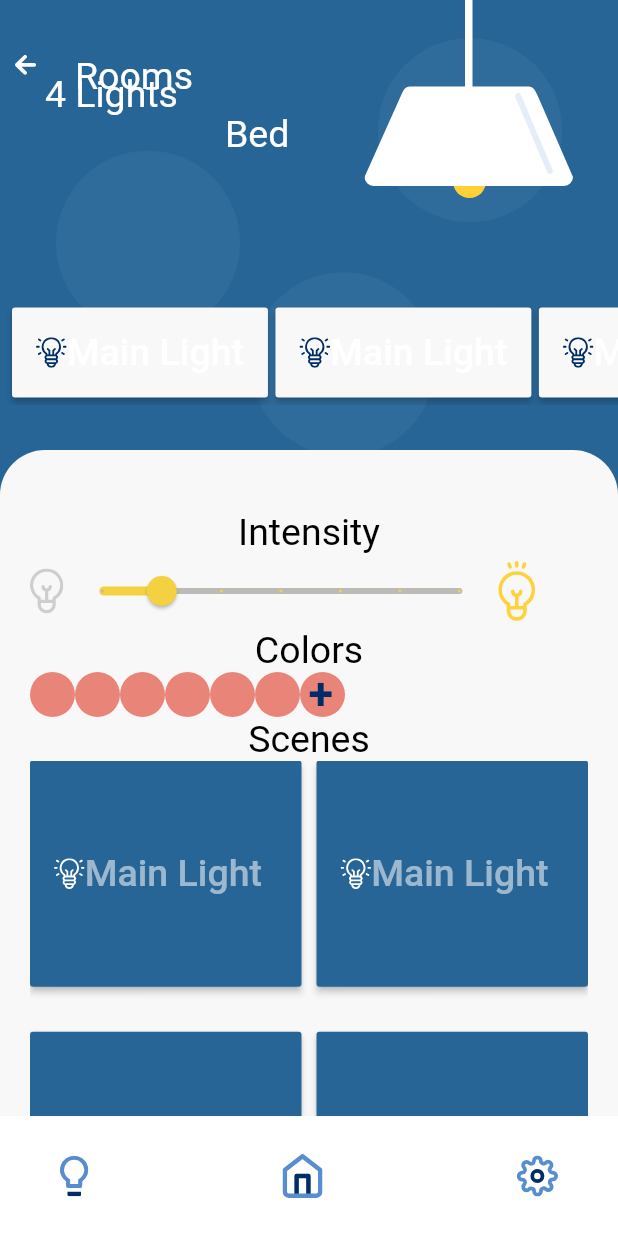
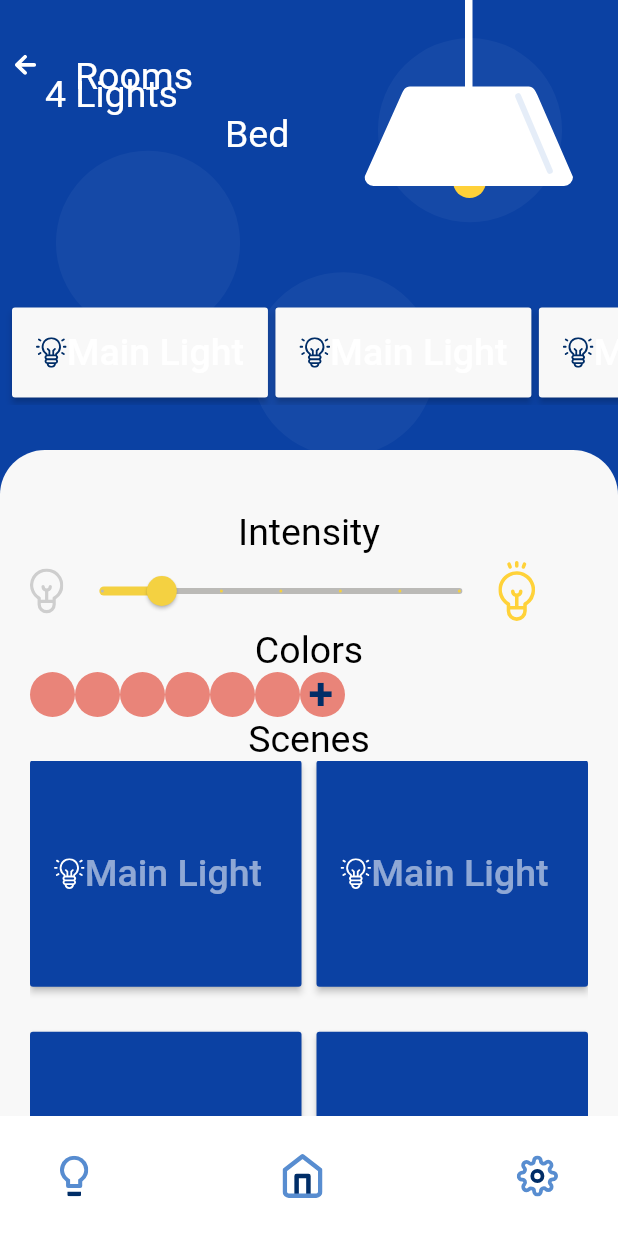
Before and after one commit to saummya-arch/TestApp, a Flutter app: the screen it shows after launch, after a tap on "Bed Room", on a phone screen of 412 x 824 dp. Run offline on Flutter 3.47's test engine with Material 2 defaults, Android fonts, the phone set to English and light mode, and no system bars; our stand-ins replace flutter_svg.

Commit message:
Third Commit

```diff
--- a/lib/helper/constants.dart
+++ b/lib/helper/constants.dart
@@ -1,7 +1,8 @@
 import 'package:flutter/material.dart';
 
 const kPrimaryColor = Color(0xFFF8F8F8); //white
-const kAccentColor = Color(0xFF276596); //indigo
+const kAccentColor = Color(0xFF0B41A3); //indigo
 const kShadowColor = Color(0xFFE6E6E6);
-const kActiveColor = Color(0xFFF4D141);//active slider color
-const kInactiveColor = Color(0xFFBBBAB7);//inactive color slider
+const kActiveColor = Color(0xFFF4D141); //active slider color
+const kInactiveColor = Color(0xFFBBBAB7); //inactive color slider
+//FF07429f
--- a/lib/views/first_page.dart
+++ b/lib/views/first_page.dart
@@ -38,15 +38,12 @@ class _FirstPageState extends State<FirstPage> {
             child: SvgPicture.asset("assets/user.svg"),
           ),
 
-
-
           Positioned(
             left: size.height * 0.02,
             top: size.height * 0.07,
             //height: size.height * 0.4,
             child: Text("Control"),
           ),
-
 
           Positioned(
             left: size.height * 0.02,
@@ -55,12 +52,10 @@ class _FirstPageState extends State<FirstPage> {
             child: Text("Panel"),
           ),
 
-
-
           // second container
           Container(
             margin: const EdgeInsets.only(top: 180.0),
-              padding: EdgeInsets.only(left: 20.0, right: 20.0, top: 40.0),
+            padding: EdgeInsets.only(left: 25.0, right: 25.0, top: 40.0),
             height: size.height * 60,
             decoration: BoxDecoration(
               color: kPrimaryColor,
@@ -129,11 +124,15 @@ class _FirstPageState extends State<FirstPage> {
             ),
           ),
           Positioned(
-              left: size.height * 0.05,
+            left: size.height * 0.035,
             top: size.height * 0.25,
-              child: Text("All Rooms",
+            child: Text(
+              "All Rooms",
               style: TextStyle(
-                  decoration: null, fontSize: 22.0, color: Colors.black),
+                  decoration: null,
+                  fontSize: 19.0,
+                  color: kAccentColor,
+                  fontWeight: FontWeight.bold),
             ),
           ),
           //),
--- a/lib/widgets/category_card.dart
+++ b/lib/widgets/category_card.dart
@@ -16,15 +16,17 @@ class CategoryCard extends StatelessWidget {
     return ClipRRect(
       borderRadius: BorderRadius.circular(13),
       child: Container(
+        height: 30.0,
+        width: 15.0,
         decoration: BoxDecoration(
           color: Colors.white,
           borderRadius: BorderRadius.circular(13),
           boxShadow: [
             BoxShadow(
               offset: Offset(0, 17),
-              blurRadius: 17,
+              blurRadius: 17.0,
               spreadRadius: -23,
-              color: kShadowColor,
+              color: Color.fromRGBO(143, 148, 251, 0.2),
             ),
           ],
         ),
@@ -32,13 +34,18 @@ class CategoryCard extends StatelessWidget {
           color: Colors.transparent,
           child: InkWell(
             onTap: press,
-            child: Padding(
-              padding: const EdgeInsets.all(20.0),
+            child: Container(
+              alignment: Alignment.topLeft,
+              padding: const EdgeInsets.only(left: 12.0),
               child: Column(
                 children: <Widget>[
-                  Spacer(),
+                  Padding(
+                    padding: const EdgeInsets.only(top: 5.0),
+                  ),
                   SvgPicture.asset(svgSrc),
-                  Spacer(),
+                  Padding(
+                    padding: const EdgeInsets.only(top: 2.0),
+                  ),
                   Text(
                     title,
                     textAlign: TextAlign.center,
@@ -47,7 +54,6 @@ class CategoryCard extends StatelessWidget {
                         .title
                         .copyWith(fontSize: 15),
                   ),
-                  Spacer(),
                   Text(
                     lights,
                     textAlign: TextAlign.center,
```
Lines whose indentation alone changed are shown as unchanged.
